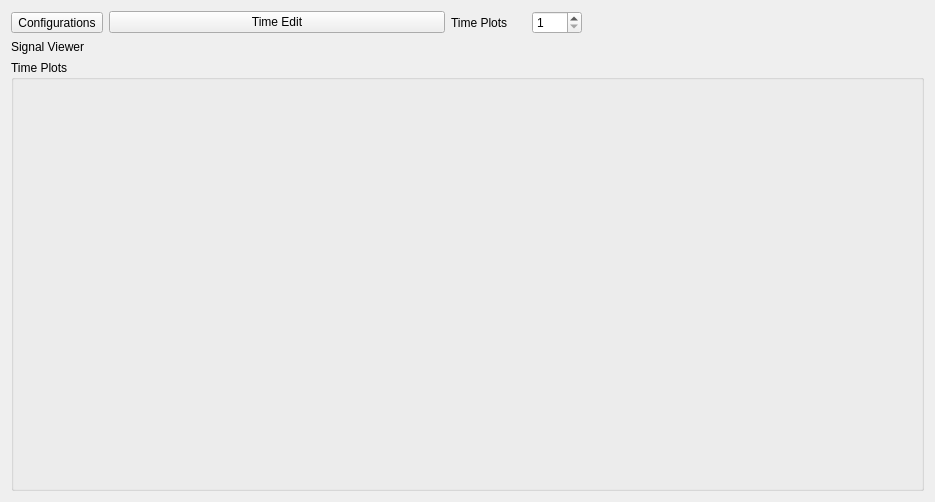
First picture: the form in Codes/PyStripTool.ui, repository lisazacarias/PyStripTool, before the edit.
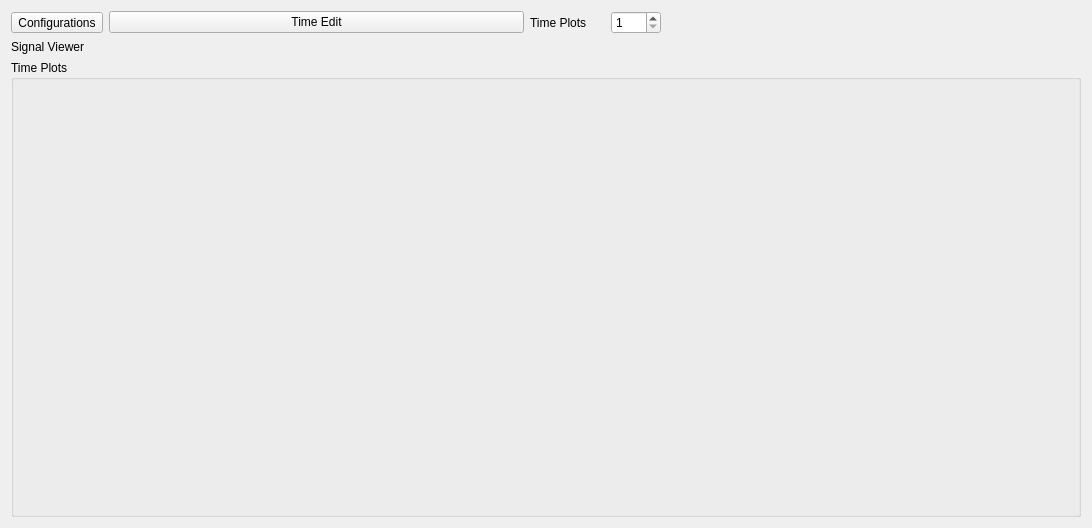
Second picture: the form after the edit. Custom widgets are drawn as their Qt base class.

Patch:
```diff
--- a/Codes/PyStripTool.ui
+++ b/Codes/PyStripTool.ui
@@ -6,8 +6,8 @@
    <rect>
     <x>0</x>
     <y>0</y>
-    <width>935</width>
-    <height>502</height>
+    <width>1092</width>
+    <height>528</height>
    </rect>
   </property>
   <property name="windowTitle">
```
